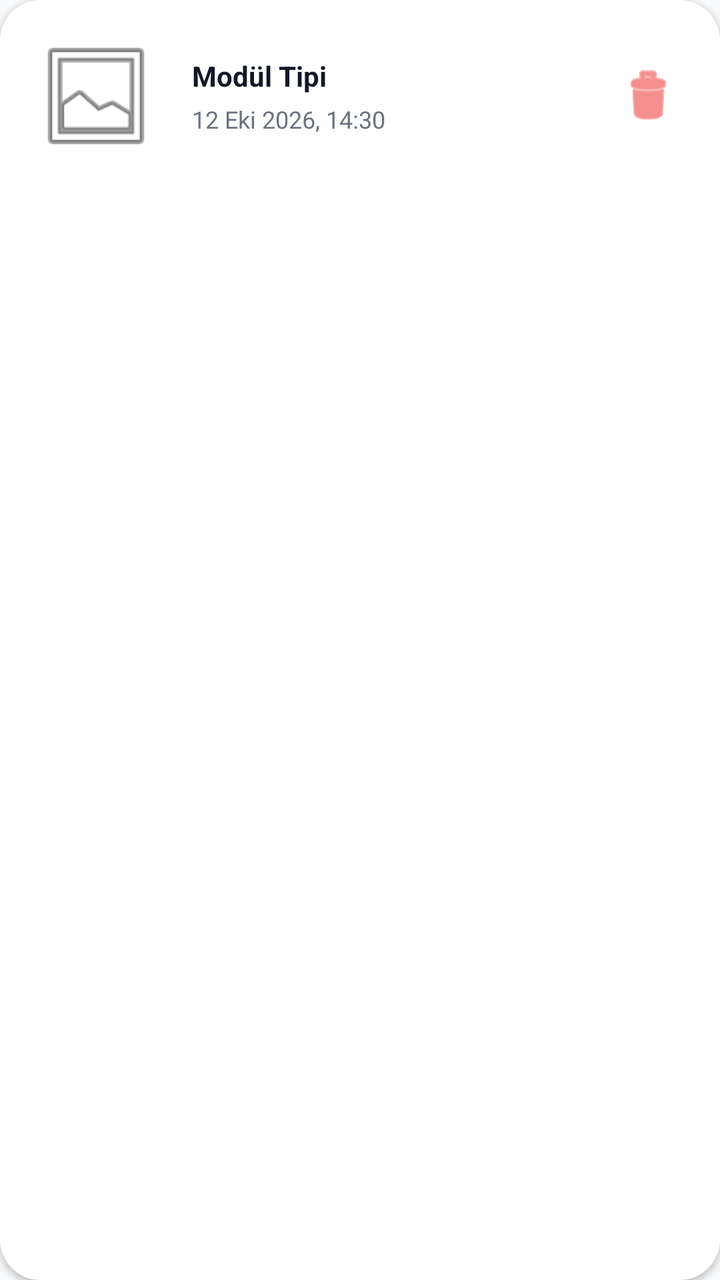
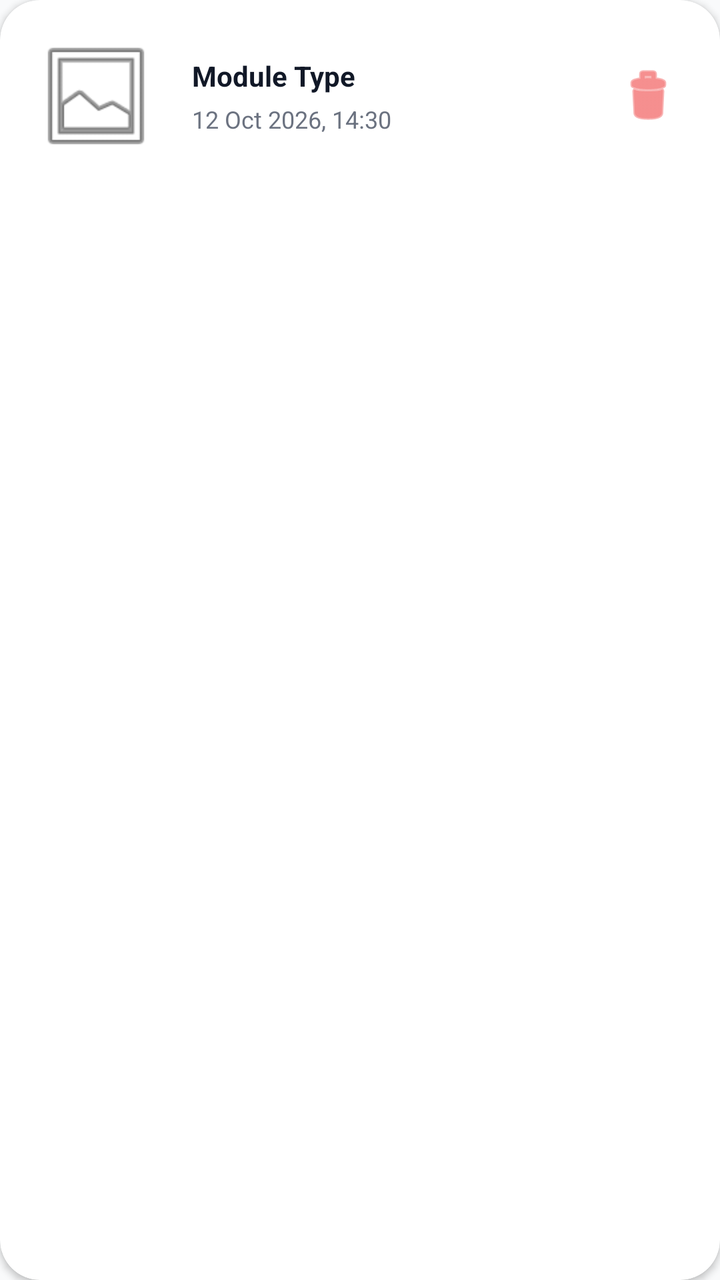

Before-and-after screenshots of an Android layout around one commit, followed by the original layout XML and the change that was made.
<!-- AndroidManifest.xml: application theme Theme.AIPhotoEditor -->
<!-- res/layout/item_history_card.xml -->
<?xml version="1.0" encoding="utf-8"?>
<com.google.android.material.card.MaterialCardView xmlns:android="http://schemas.android.com/apk/res/android"
    xmlns:app="http://schemas.android.com/apk/res-auto"
    android:layout_width="match_parent"
    android:layout_height="wrap_content"
    android:layout_marginHorizontal="@dimen/spacing_md"
    android:layout_marginBottom="@dimen/spacing_sm"
    android:clickable="true"
    android:focusable="true"
    app:cardBackgroundColor="?colorSurface"
    app:cardCornerRadius="20dp"
    app:cardElevation="2dp"
    app:rippleColor="@color/primary_surface"
    app:strokeWidth="0dp">

    <LinearLayout
        android:layout_width="match_parent"
        android:layout_height="wrap_content"
        android:gravity="center_vertical"
        android:orientation="horizontal"
        android:padding="@dimen/spacing_md">

        
        <ImageView
            android:id="@+id/img_thumbnail"
            android:layout_width="64dp"
            android:layout_height="64dp"
            android:scaleType="centerCrop"
            android:src="@android:drawable/ic_menu_gallery" />

        
        <LinearLayout
            android:layout_width="0dp"
            android:layout_height="wrap_content"
            android:layout_marginStart="@dimen/spacing_md"
            android:layout_weight="1"
            android:orientation="vertical">

            <TextView
                android:id="@+id/txt_module_type"
                android:layout_width="wrap_content"
                android:layout_height="wrap_content"
                android:text="Modül Tipi"
                android:textColor="?colorOnSurface"
                android:textSize="@dimen/text_body"
                android:textStyle="bold" />

            <TextView
                android:id="@+id/txt_date"
                android:layout_width="wrap_content"
                android:layout_height="wrap_content"
                android:layout_marginTop="4dp"
                android:text="12 Eki 2026, 14:30"
                android:textColor="@color/text_secondary_light"
                android:textSize="@dimen/text_caption" />
        </LinearLayout>

        
        <ImageButton
            android:id="@+id/btn_delete"
            android:layout_width="40dp"
            android:layout_height="40dp"
            android:background="?selectableItemBackgroundBorderless"
            android:contentDescription="Sil"
            android:src="@android:drawable/ic_menu_delete"
            app:tint="@color/error" />
    </LinearLayout>
</com.google.android.material.card.MaterialCardView>
<!-- resources referenced by this layout -->
<resources>
  <color name="error">#FFEF4444</color>
  <color name="primary_surface">#FFF0EFFF</color>
  <color name="text_secondary_light">#FF6B7280</color>
  <dimen name="spacing_md">16dp</dimen>
  <dimen name="spacing_sm">8dp</dimen>
  <dimen name="text_body">14sp</dimen>
  <dimen name="text_caption">12sp</dimen>
  <style name="Theme.AIPhotoEditor" parent="Theme.MaterialComponents.DayNight.NoActionBar">
          
          <item name="colorPrimary">@color/primary</item>
          <item name="colorPrimaryVariant">@color/primary_dark</item>
          <item name="colorOnPrimary">@color/on_primary</item>
          
          <item name="colorSecondary">@color/secondary</item>
          <item name="colorSecondaryVariant">@color/secondary_dark</item>
          <item name="colorOnSecondary">@color/on_secondary</item>
          
          <item name="android:colorBackground">@color/background_light</item>
          <item name="colorSurface">@color/surface_light</item>
          <item name="colorOnSurface">@color/on_surface_light</item>
          
          <item name="android:statusBarColor">@color/background_light</item>
          <item name="android:windowLightStatusBar">true</item>
          <item name="android:navigationBarColor">@color/background_light</item>
          
          <item name="colorError">@color/error</item>
      </style>
  <color name="primary">#FF4F46E5</color>
  <color name="primary_dark">#FF4338CA</color>
  <color name="on_primary">#FFFFFFFF</color>
  <color name="secondary">#FF0EA5E9</color>
  <color name="secondary_dark">#FF0284C7</color>
  <color name="on_secondary">#FFFFFFFF</color>
  <color name="background_light">#FFF9FAFB</color>
  <color name="surface_light">#FFFFFFFF</color>
  <color name="on_surface_light">#FF111827</color>
</resources>

<!-- the commit's change to res/layout/item_history_card.xml (unified diff, before → after) -->
@@ -40,7 +40,7 @@
                 android:id="@+id/txt_module_type"
                 android:layout_width="wrap_content"
                 android:layout_height="wrap_content"
-                android:text="Modül Tipi"
+                android:text="@string/label_module_type"
                 android:textColor="?colorOnSurface"
                 android:textSize="@dimen/text_body"
                 android:textStyle="bold" />
@@ -50,7 +50,7 @@
                 android:layout_width="wrap_content"
                 android:layout_height="wrap_content"
                 android:layout_marginTop="4dp"
-                android:text="12 Eki 2026, 14:30"
+                android:text="@string/label_sample_date"
                 android:textColor="@color/text_secondary_light"
                 android:textSize="@dimen/text_caption" />
         </LinearLayout>
@@ -61,7 +61,7 @@
             android:layout_width="40dp"
             android:layout_height="40dp"
             android:background="?selectableItemBackgroundBorderless"
-            android:contentDescription="Sil"
+            android:contentDescription="@string/content_desc_delete"
             android:src="@android:drawable/ic_menu_delete"
             app:tint="@color/error" />
     </LinearLayout>
<!-- resource entries referenced after the edit -->
@@ -7,6 +7,9 @@
   <dimen name="spacing_sm">8dp</dimen>
   <dimen name="text_body">14sp</dimen>
   <dimen name="text_caption">12sp</dimen>
+  <string name="content_desc_delete">Delete</string>
+  <string name="label_module_type">Module Type</string>
+  <string name="label_sample_date">12 Oct 2026, 14:30</string>
   <style name="Theme.AIPhotoEditor" parent="Theme.MaterialComponents.DayNight.NoActionBar">
           
           <item name="colorPrimary">@color/primary</item>
@@ -26,6 +29,9 @@
           <item name="android:navigationBarColor">@color/background_light</item>
           
           <item name="colorError">@color/error</item>
+          
+          <item name="android:windowBackground">@color/background_light</item>
+          <item name="android:windowAnimationStyle">@style/FadeAnimation</item>
       </style>
   <color name="primary">#FF4F46E5</color>
   <color name="primary_dark">#FF4338CA</color>
@@ -36,5 +42,11 @@
   <color name="background_light">#FFF9FAFB</color>
   <color name="surface_light">#FFFFFFFF</color>
   <color name="on_surface_light">#FF111827</color>
+  <style name="FadeAnimation" parent="@android:style/Animation.Activity">
+          <item name="android:activityOpenEnterAnimation">@android:anim/fade_in</item>
+          <item name="android:activityOpenExitAnimation">@android:anim/fade_out</item>
+          <item name="android:activityCloseEnterAnimation">@android:anim/fade_in</item>
+          <item name="android:activityCloseExitAnimation">@android:anim/fade_out</item>
+      </style>
 </resources>
 
